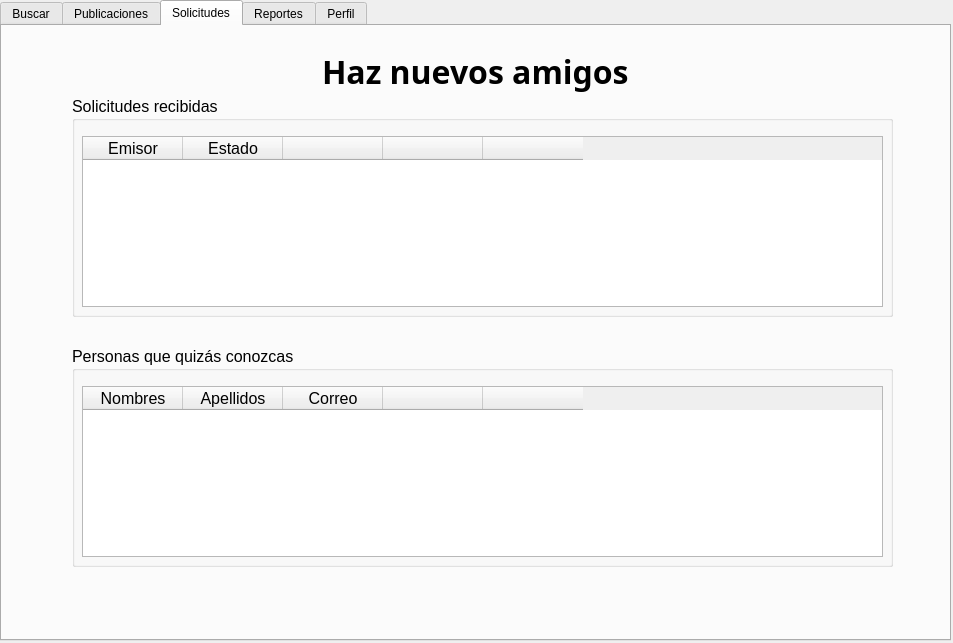
angelygm03/-EDD-Proyecto_202210483, file Fase2/userwindow.ui: the form before one commit.
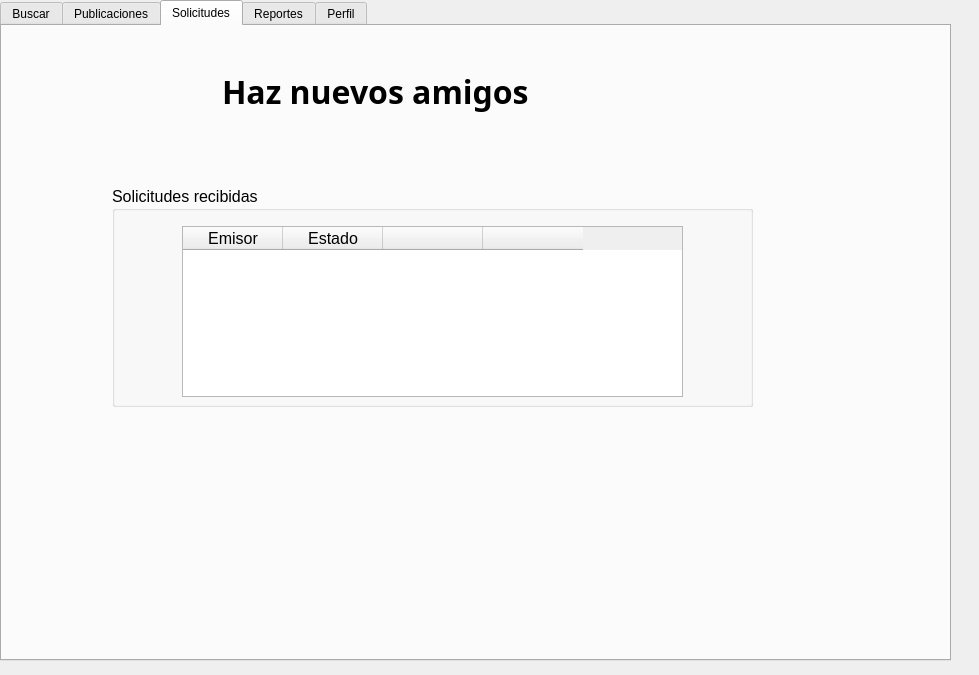
The form after the commit. The open tabs and pages were chosen to show the change.

Diff of the .ui file:
```diff
--- a/Fase2/userwindow.ui
+++ b/Fase2/userwindow.ui
@@ -6,8 +6,8 @@
    <rect>
     <x>0</x>
     <y>0</y>
-    <width>953</width>
-    <height>643</height>
+    <width>979</width>
+    <height>675</height>
    </rect>
   </property>
   <property name="windowTitle">
@@ -20,7 +20,7 @@
       <x>0</x>
       <y>0</y>
       <width>951</width>
-      <height>641</height>
+      <height>661</height>
      </rect>
     </property>
     <property name="currentIndex">
@@ -282,8 +282,8 @@
      <widget class="QLabel" name="label_7">
       <property name="geometry">
        <rect>
-        <x>320</x>
-        <y>0</y>
+        <x>220</x>
+        <y>20</y>
         <width>491</width>
         <height>91</height>
        </rect>
@@ -299,65 +299,12 @@
        <string>Haz nuevos amigos</string>
       </property>
      </widget>
-     <widget class="QGroupBox" name="groupBox">
-      <property name="geometry">
-       <rect>
-        <x>70</x>
-        <y>320</y>
-        <width>821</width>
-        <height>221</height>
-       </rect>
-      </property>
-      <property name="font">
-       <font>
-        <pointsize>12</pointsize>
-       </font>
-      </property>
-      <property name="title">
-       <string>Personas que quizás conozcas</string>
-      </property>
-      <widget class="QTableWidget" name="tableWidget_enviadas">
-       <property name="geometry">
-        <rect>
-         <x>10</x>
-         <y>40</y>
-         <width>801</width>
-         <height>171</height>
-        </rect>
-       </property>
-       <column>
-        <property name="text">
-         <string>Nombres</string>
-        </property>
-       </column>
-       <column>
-        <property name="text">
-         <string>Apellidos</string>
-        </property>
-       </column>
-       <column>
-        <property name="text">
-         <string>Correo</string>
-        </property>
-       </column>
-       <column>
-        <property name="text">
-         <string/>
-        </property>
-       </column>
-       <column>
-        <property name="text">
-         <string/>
-        </property>
-       </column>
-      </widget>
-     </widget>
      <widget class="QGroupBox" name="groupBox_2">
       <property name="geometry">
        <rect>
-        <x>70</x>
-        <y>70</y>
-        <width>821</width>
+        <x>110</x>
+        <y>160</y>
+        <width>641</width>
         <height>221</height>
        </rect>
       </property>
@@ -372,9 +319,9 @@
       <widget class="QTableWidget" name="tableWidget_recibidas">
        <property name="geometry">
         <rect>
-         <x>10</x>
+         <x>70</x>
          <y>40</y>
-         <width>801</width>
+         <width>501</width>
          <height>171</height>
         </rect>
        </property>
@@ -398,11 +345,6 @@
          <string/>
         </property>
        </column>
-       <column>
-        <property name="text">
-         <string/>
-        </property>
-       </column>
       </widget>
      </widget>
     </widget>
```
Left out of the diff: 20 changed lines with no effect on the pictures.
